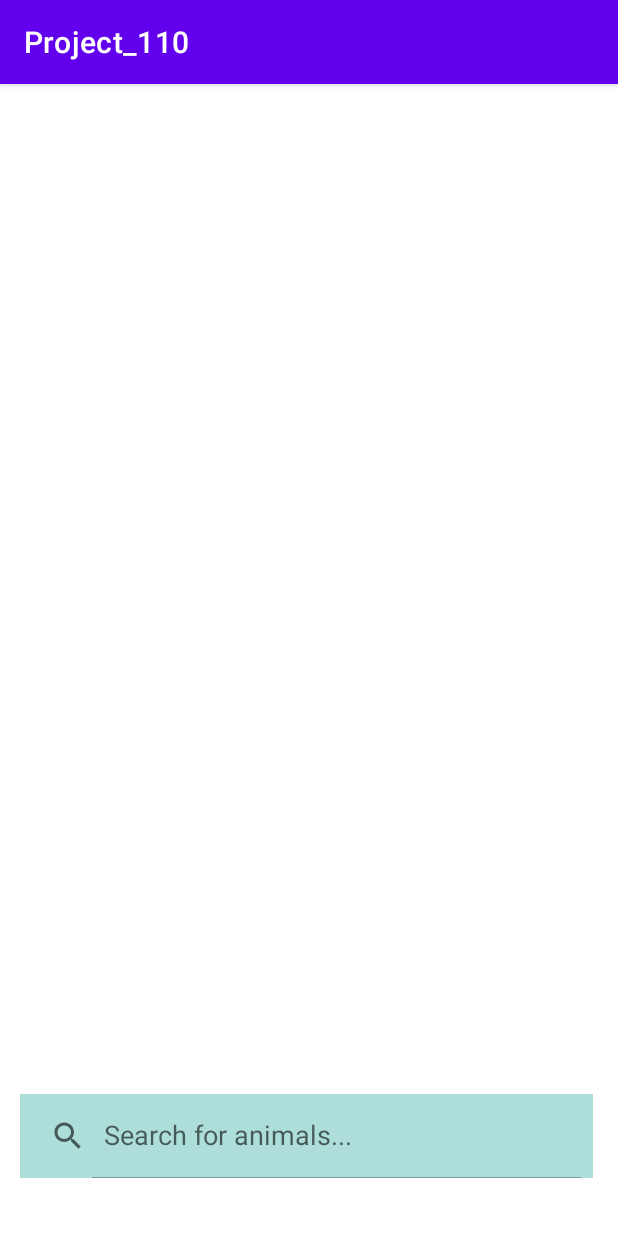
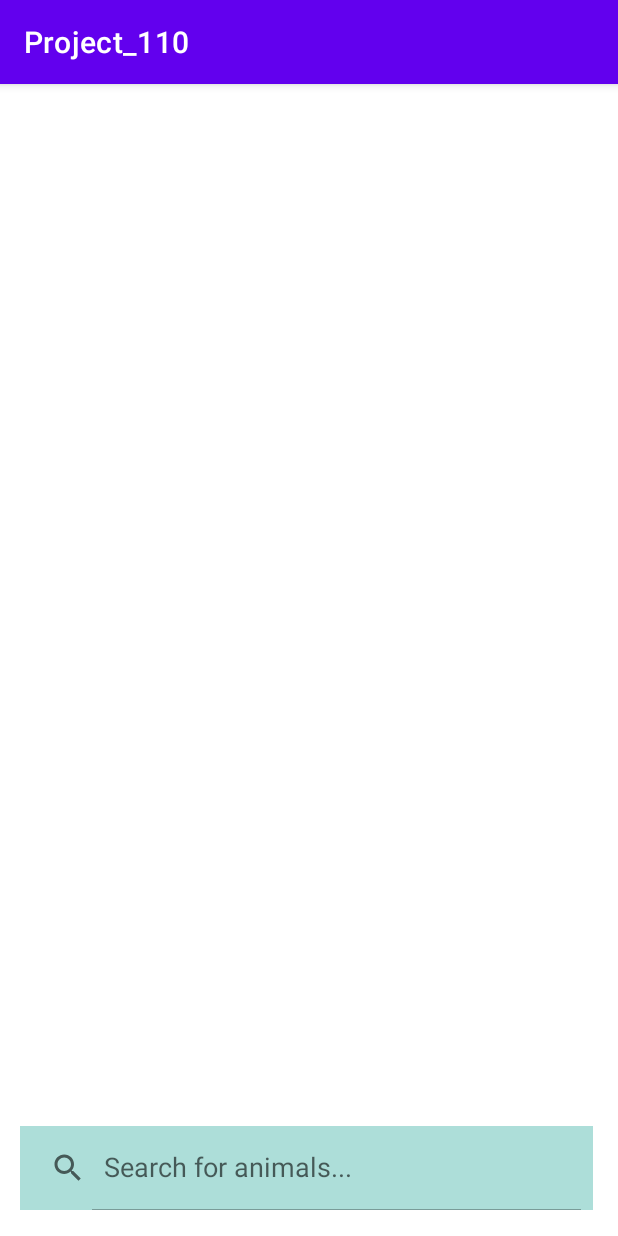
Before and after one commit to cubinCheese/Zoo-Seeker-App, an Android app: the screen it shows after launch (SearchDisplayActivity), on a phone screen of 412 x 824 dp. Run offline under Robolectric (Android 15) with nearby library versions, the phone set to English and light mode, and no system bars.

Commit message:
fix UI in search results and empty search query

```diff
--- a/app/src/main/java/com/example/project_110/MainActivity.java
+++ b/app/src/main/java/com/example/project_110/MainActivity.java
@@ -12,7 +12,6 @@ public class MainActivity extends AppCompatActivity {
         super.onCreate(savedInstanceState);
         setContentView(R.layout.activity_main);
 
-
         Intent intent = new Intent(this, SearchDisplayActivity.class);
         startActivity(intent);
     }
--- a/app/src/main/java/com/example/project_110/SearchBar.java
+++ b/app/src/main/java/com/example/project_110/SearchBar.java
@@ -25,7 +25,7 @@ public class SearchBar implements SearchView.OnQueryTextListener {
 
     @Override
     public boolean onQueryTextChange(String s) {
-        if (s == "") {
+        if (s.equals("")) {
             currentAnimalsFromQuery = new ArrayList<>();
             return false;
         }
--- a/app/src/main/java/com/example/project_110/SearchDisplayActivity.java
+++ b/app/src/main/java/com/example/project_110/SearchDisplayActivity.java
@@ -13,11 +13,10 @@ import java.util.concurrent.Executors;
 import java.util.concurrent.Future;
 
 public class SearchDisplayActivity extends AppCompatActivity {
-        SearchBar searchbar;
-
-        public RecyclerView recyclerView;
-        private ExecutorService backgroundThreadExecutor = Executors.newSingleThreadExecutor();
-        private Future<Void> future;
+    SearchBar searchbar;
+    public RecyclerView recyclerView;
+    private ExecutorService backgroundThreadExecutor = Executors.newSingleThreadExecutor();
+    private Future<Void> future;
     @Override
     protected void onCreate(Bundle savedInstanceState) {
         super.onCreate(savedInstanceState);
@@ -26,7 +25,7 @@ public class SearchDisplayActivity extends AppCompatActivity {
         // initializing new Map searchable by tags // & list of vertex info
         Map<String, ZooData.VertexInfo> vInfo = ZooData.loadVertexInfoJSON(this, "sample_node_info.json");
         VertexList vertexList = new VertexList(vInfo);
-        System.out.println(vertexList.search("bird").size());
+//        System.out.println(vertexList.search("bird").size());
 
         SearchView search = (SearchView) findViewById(R.id.search);
         searchbar = new SearchBar(search, vertexList);
@@ -37,7 +36,28 @@ public class SearchDisplayActivity extends AppCompatActivity {
         recyclerView.setLayoutManager(new LinearLayoutManager(this));
         recyclerView.setAdapter(adapter);
 
-        /*Map<String, ZooData.VertexInfo> indexedZooData = new HashMap();
+
+
+        this.future = backgroundThreadExecutor.submit(() -> {
+            while (true) { // TODO: change true to something that makes sense
+                runOnUiThread(() -> {
+                    adapter.setSearchListItems(searchbar.currentAnimalsFromQuery);
+                });
+                Thread.sleep(1000);
+            }
+        });
+
+
+        //Log.d("tag", searchbar.currentAnimalsFromQuery.get(0).name);
+
+
+
+    }
+}
+
+
+
+ /*Map<String, ZooData.VertexInfo> indexedZooData = new HashMap();
 
         List<String> grizzList = new ArrayList();
         grizzList.add("grizzly");
@@ -69,20 +89,3 @@ public class SearchDisplayActivity extends AppCompatActivity {
         List<ZooData.VertexInfo> searchList =  vertexList.search(t
 
         Log.d("tag", searchList.get(0).name);*/
-
-        this.future = backgroundThreadExecutor.submit(() -> {
-            while (true) { // TODO: change true to something that makes sense
-                runOnUiThread(() -> {
-                    adapter.setSearchListItems(searchbar.currentAnimalsFromQuery);
-                });
-                Thread.sleep(1000);
-            }
-        });
-
-
-        //Log.d("tag", searchbar.currentAnimalsFromQuery.get(0).name);
-
-
-
-    }
-}
--- a/app/src/main/java/com/example/project_110/VertexList.java
+++ b/app/src/main/java/com/example/project_110/VertexList.java
@@ -39,7 +39,7 @@ public class VertexList {
     public List<ZooData.VertexInfo> search(String query){
         Set<ZooData.VertexInfo> vertices = new HashSet<>();
         for(Map.Entry<String, List<ZooData.VertexInfo>> m : searchMap.entrySet()){
-            System.out.println(m.getKey());
+//            System.out.println(m.getKey());
             if(m.getKey().contains(query)) {
                 vertices.addAll(searchMap.get(m.getKey()));
             }
--- a/app/src/main/res/layout/activity_search_display.xml
+++ b/app/src/main/res/layout/activity_search_display.xml
@@ -9,16 +9,14 @@
 
     <androidx.recyclerview.widget.RecyclerView
         android:id="@+id/seach_items"
-        android:layout_width="406dp"
-        android:layout_height="710dp"
-        android:layout_marginTop="1dp"
-        android:layout_marginBottom="1dp"
-        app:layout_constraintBottom_toBottomOf="parent"
+        android:layout_width="411dp"
+        android:layout_height="634dp"
+        app:layout_constraintBottom_toTopOf="@+id/search"
         app:layout_constraintEnd_toEndOf="parent"
         app:layout_constraintHorizontal_bias="0.4"
         app:layout_constraintStart_toStartOf="parent"
         app:layout_constraintTop_toTopOf="parent"
-        app:layout_constraintVertical_bias="0.21" />
+        app:layout_constraintVertical_bias="0.0" />
 
     <SearchView
         android:id="@+id/search"
@@ -31,7 +29,7 @@
         app:layout_constraintHorizontal_bias="0.448"
         app:layout_constraintLeft_toLeftOf="parent"
         app:layout_constraintRight_toRightOf="parent"
-        app:layout_constraintTop_toTopOf="parent"
-        app:layout_constraintVertical_bias="0.946" />
+        app:layout_constraintTop_toTopOf="@id/seach_items"
+        app:layout_constraintVertical_bias="0.976" />
 
 </androidx.constraintlayout.widget.ConstraintLayout>
```
